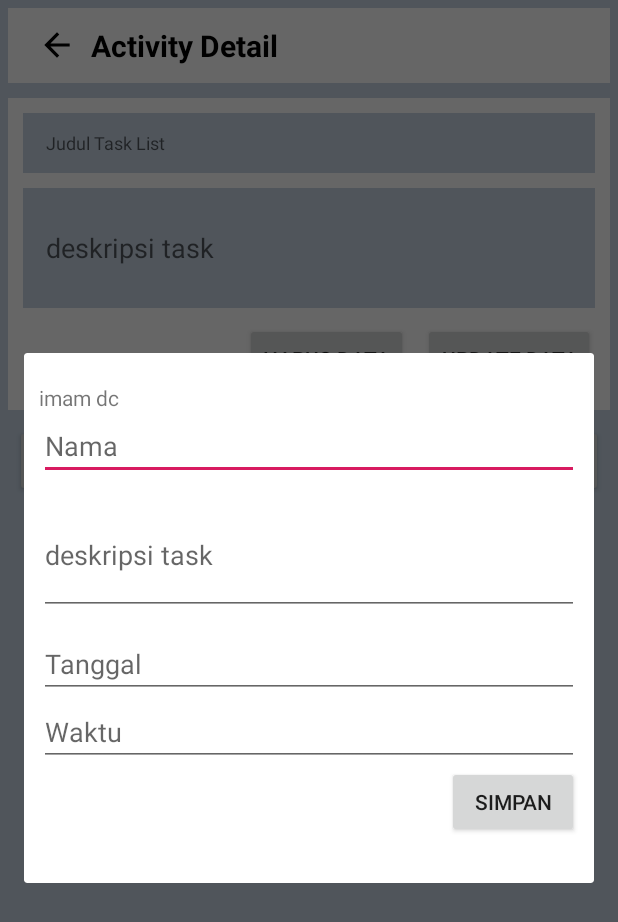
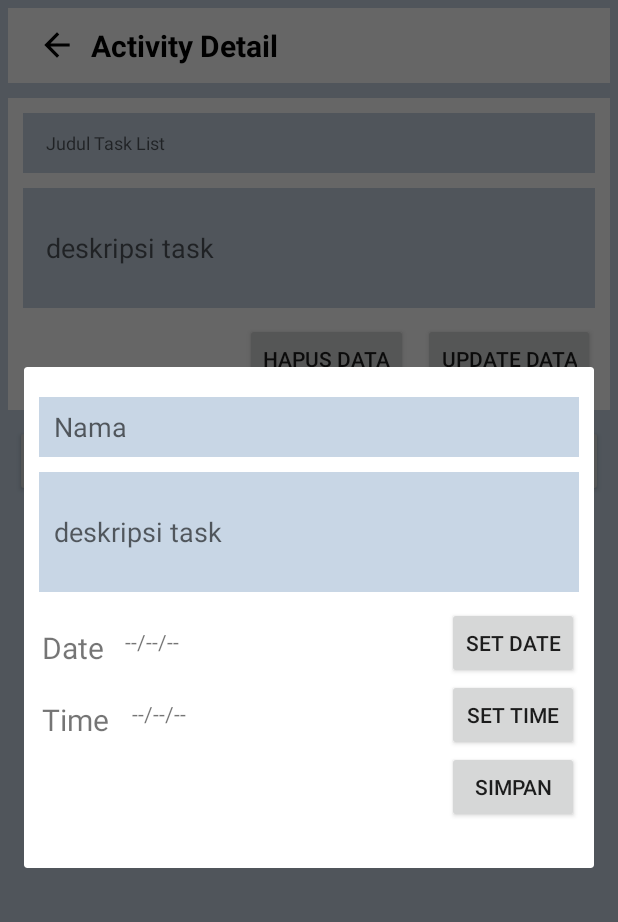
Before and after one commit to imamdwicahyo/MyActProject, an Android app: the TaskDetail screen opened directly, with no data from a screen before it, after a tap on "TAMBAH KEGIATAN", on a phone screen of 412 x 824 dp. Shown: the top 922 px of the screen. Run offline under Robolectric (Android 15) with nearby library versions, the phone set to English and light mode, and no system bars; our stand-ins replace Room's generated code; 3 statements that could not run were skipped.

Commit message:
Update Crud TaskItem

```diff
--- a/app/src/main/java/com/idea/idc/myacts/view/TaskDetail.java
+++ b/app/src/main/java/com/idea/idc/myacts/view/TaskDetail.java
@@ -132,8 +132,10 @@ public class TaskDetail extends AppCompatActivity {
 
         final EditText ed_taskItem_nama = dialog.findViewById(R.id.ed_taskItem_name);
         final EditText ed_taskItem_desc = dialog.findViewById(R.id.ed_taskItem_desc);
-        final EditText ed_taskItem_tanggal = dialog.findViewById(R.id.ed_taskItem_tanggal);
-        final EditText ed_taskItem_waktu = dialog.findViewById(R.id.ed_taskItem_waktu);
+        final TextView txt_tanggal = dialog.findViewById(R.id.txt_date);
+        final TextView txt_time = dialog.findViewById(R.id.txt_time);
+        final Button btn_setDate = dialog.findViewById(R.id.btn_setDate);
+        final Button btn_setTime = dialog.findViewById(R.id.btn_setTime);
 
 
         Button btn_hapus = dialog.findViewById(R.id.btn_hapus);
@@ -147,7 +149,7 @@ public class TaskDetail extends AppCompatActivity {
                 task.setId_list(id);
                 task.setName(ed_taskItem_nama.getText().toString());
                 task.setDesc(ed_taskItem_desc.getText().toString());
-                task.setTime(ed_taskItem_waktu.getText().toString());
+                task.setTime(txt_time.getText().toString());
                 task.setStatus("0");
 
                 db.taskItemDao().insertTaskItem(task);
@@ -160,17 +162,17 @@ public class TaskDetail extends AppCompatActivity {
             }
         });
 
-        ed_taskItem_tanggal.setOnClickListener(new View.OnClickListener() {
+        btn_setDate.setOnClickListener(new View.OnClickListener() {
             @Override
             public void onClick(View v) {
-                showDateDialog(ed_taskItem_tanggal, dialog.getContext());
+                showDateDialog(txt_tanggal, dialog.getContext());
             }
         });
 
-        ed_taskItem_waktu.setOnClickListener(new View.OnClickListener() {
+        btn_setTime.setOnClickListener(new View.OnClickListener() {
             @Override
             public void onClick(View v) {
-                showTimeDialog(ed_taskItem_waktu, dialog.getContext());
+                showTimeDialog(txt_time, dialog.getContext());
             }
         });
 
@@ -187,13 +189,15 @@ public class TaskDetail extends AppCompatActivity {
         final TextView txt_id = dialog.findViewById(R.id.txt_id);
         final EditText ed_taskItem_nama = dialog.findViewById(R.id.ed_taskItem_name);
         final EditText ed_taskItem_desc = dialog.findViewById(R.id.ed_taskItem_desc);
-        final EditText ed_taskItem_tanggal = dialog.findViewById(R.id.ed_taskItem_tanggal);
-        final EditText ed_taskItem_waktu = dialog.findViewById(R.id.ed_taskItem_waktu);
+        final TextView txt_tanggal = dialog.findViewById(R.id.txt_date);
+        final TextView txt_time = dialog.findViewById(R.id.txt_time);
+        final Button btn_setDate = dialog.findViewById(R.id.btn_setDate);
+        final Button btn_setTime = dialog.findViewById(R.id.btn_setTime);
 
         txt_id.setText(String.valueOf(task.getId_task()));
         ed_taskItem_nama.setText(task.getName());
         ed_taskItem_desc.setText(task.getDesc());
-        ed_taskItem_waktu.setText(task.getTime());
+        txt_time.setText(task.getTime());
 
         Button btn_simpan = dialog.findViewById(R.id.btn_simpan);
         btn_simpan.setOnClickListener(new View.OnClickListener() {
@@ -204,7 +208,7 @@ public class TaskDetail extends AppCompatActivity {
                 task.setId_list(id);
                 task.setName(ed_taskItem_nama.getText().toString());
                 task.setDesc(ed_taskItem_desc.getText().toString());
-                task.setTime(ed_taskItem_waktu.getText().toString());
+                task.setTime(txt_time.getText().toString());
                 task.setStatus("0");
 
                 db.taskItemDao().updateTaskItem(task);
@@ -226,7 +230,7 @@ public class TaskDetail extends AppCompatActivity {
                 task.setId_list(id);
                 task.setName(ed_taskItem_nama.getText().toString());
                 task.setDesc(ed_taskItem_desc.getText().toString());
-                task.setTime(ed_taskItem_waktu.getText().toString());
+                task.setTime(txt_time.getText().toString());
                 task.setStatus("0");
 
                 db.taskItemDao().deleteTaskItem(task);
@@ -239,12 +243,26 @@ public class TaskDetail extends AppCompatActivity {
             }
         });
 
+        btn_setDate.setOnClickListener(new View.OnClickListener() {
+            @Override
+            public void onClick(View v) {
+                showDateDialog(txt_tanggal, dialog.getContext());
+            }
+        });
+
+        btn_setTime.setOnClickListener(new View.OnClickListener() {
+            @Override
+            public void onClick(View v) {
+                showTimeDialog(txt_time, dialog.getContext());
+            }
+        });
+
         if (!dialog.isShowing()) {
             dialog.show();
         }
     }
 
-    private void showDateDialog(final EditText editText, Context context){
+    private void showDateDialog(final TextView editText, Context context){
         Calendar newCalendar = Calendar.getInstance();
         datePickerDialog = new DatePickerDialog(context, new DatePickerDialog.OnDateSetListener() {
 
@@ -262,7 +280,7 @@ public class TaskDetail extends AppCompatActivity {
         datePickerDialog.show();
     }
 
-    private void showTimeDialog(final EditText editText, Context context){
+    private void showTimeDialog(final TextView editText, Context context){
         Calendar newCalendar = Calendar.getInstance();
         timePickerDialog = new TimePickerDialog(context, new TimePickerDialog.OnTimeSetListener() {
             @Override
--- a/app/src/main/res/layout/dialog_task_item.xml
+++ b/app/src/main/res/layout/dialog_task_item.xml
@@ -6,16 +6,18 @@
 
     <TextView
         android:id="@+id/txt_id"
-        android:layout_width="match_parent"
+        android:layout_width="wrap_content"
         android:layout_height="wrap_content"
-        android:layout_marginTop="20dp"
-        android:layout_marginHorizontal="10dp"
-        android:text="imam dc"/>
+        android:text=""
+        android:visibility="gone"/>
 
     <EditText
         android:id="@+id/ed_taskItem_name"
         android:layout_width="match_parent"
-        android:layout_height="wrap_content"
+        android:layout_height="40dp"
+        android:paddingLeft="10dp"
+        android:background="@color/backtheme"
+        android:layout_marginTop="20dp"
         android:layout_marginHorizontal="10dp"
         android:hint="Nama"/>
 
@@ -26,24 +28,80 @@
         android:layout_marginTop="10dp"
         android:layout_marginBottom="10dp"
         android:layout_marginHorizontal="10dp"
+        android:paddingLeft="10dp"
+        android:background="@color/backtheme"
         android:layout_below="@id/txt_name"
         android:inputType="text|textMultiLine"
         android:hint="deskripsi task"
         android:gravity="center_vertical"/>
 
-    <EditText
-        android:id="@+id/ed_taskItem_tanggal"
+    <RelativeLayout
         android:layout_width="match_parent"
-        android:layout_height="wrap_content"
-        android:layout_marginHorizontal="10dp"
-        android:hint="Tanggal"/>
+        android:layout_height="wrap_content">
 
-    <EditText
-        android:id="@+id/ed_taskItem_waktu"
+        <TextView
+            android:id="@+id/tanggal"
+            android:layout_width="wrap_content"
+            android:layout_height="wrap_content"
+            android:paddingRight="14dp"
+            android:layout_marginTop="13dp"
+            android:layout_marginLeft="12dp"
+            android:text="Date"
+            android:textSize="20dp"/>
+
+        <TextView
+            android:id="@+id/txt_date"
+            android:layout_width="match_parent"
+            android:layout_height="wrap_content"
+            android:layout_marginTop="13dp"
+            android:layout_toRightOf="@id/tanggal"
+            android:layout_toLeftOf="@id/btn_setDate"
+            android:text="--/--/--"/>
+
+        <Button
+            android:id="@+id/btn_setDate"
+            android:layout_width="wrap_content"
+            android:layout_height="wrap_content"
+            android:layout_marginRight="10dp"
+            android:layout_alignParentRight="true"
+            android:text="Set Date"
+            />
+
+    </RelativeLayout>
+
+    <RelativeLayout
         android:layout_width="match_parent"
-        android:layout_height="wrap_content"
-        android:layout_marginHorizontal="10dp"
-        android:hint="Waktu"/>
+        android:layout_height="wrap_content">
+
+        <TextView
+            android:id="@+id/time"
+            android:layout_width="wrap_content"
+            android:layout_height="wrap_content"
+            android:paddingRight="15dp"
+            android:layout_marginTop="13dp"
+            android:layout_marginLeft="12dp"
+            android:text="Time"
+            android:textSize="20dp"/>
+
+        <TextView
+            android:id="@+id/txt_time"
+            android:layout_width="match_parent"
+            android:layout_height="wrap_content"
+            android:layout_marginTop="13dp"
+            android:layout_toRightOf="@id/time"
+            android:layout_toLeftOf="@id/btn_setTime"
+            android:text="--/--/--"/>
+
+        <Button
+            android:id="@+id/btn_setTime"
+            android:layout_width="wrap_content"
+            android:layout_height="wrap_content"
+            android:layout_marginRight="10dp"
+            android:layout_alignParentRight="true"
+            android:text="Set Time"
+            />
+
+    </RelativeLayout>
 
     <RelativeLayout
         android:layout_width="match_parent"
```
